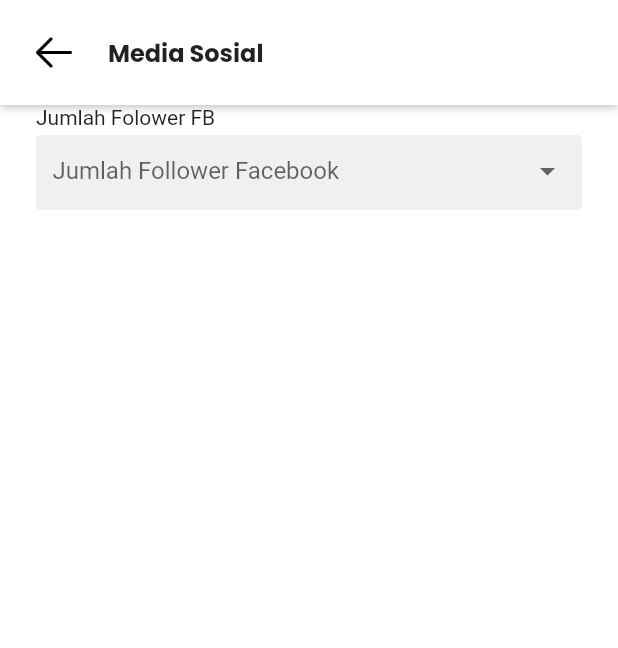
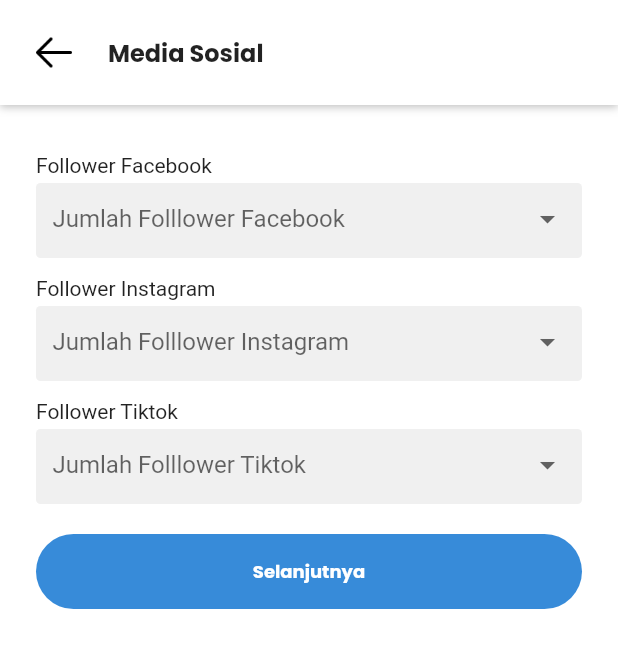
Before and after one commit to owenwattimena/ditraheal, a Flutter app: the SosialSigninPage screen opened directly, on a phone screen of 412 x 824 dp. Shown: the top 648 px of the screen. Run offline on Flutter 3.47's test engine with Material 2 defaults, Android fonts, the phone set to English and light mode, and no system bars; our stand-ins replace date_field.

Commit message:
sosial signin page

```diff
--- a/lib/main.dart
+++ b/lib/main.dart
@@ -17,7 +17,7 @@ class MyApp extends StatelessWidget {
         primarySwatch: Colors.blue,
       ),
       // A widget which will be started on application startup
-      home: SosialSigninPage(),
+      home: SigninPage(),
     );
   }
 }
--- a/lib/pages/pages.dart
+++ b/lib/pages/pages.dart
@@ -2,5 +2,6 @@ import 'package:flutter/material.dart';
 import "../shared/shared.dart";
 import "../widgets/widgets.dart";
 
-part "signin_page.dart";
-part "sosial_signin_page.dart";
+part 'signin/signin_page.dart';
+part 'signin/sosial_signin_page.dart';
+part 'signin/hobi_signin_page.dart';
--- /dev/null
+++ b/lib/pages/signin/sosial_signin_page.dart
@@ -0,0 +1,70 @@
+part of '../pages.dart';
+
+class SosialSigninPage extends StatefulWidget {
+  _SosialSigninPageState createState() => _SosialSigninPageState();
+}
+
+class _SosialSigninPageState extends State<SosialSigninPage> {
+  String? _facebookValue, _instagramValue, _tiktokValue;
+  List _folowers = [
+    "Tidak ada",
+    "1 s/d 1K",
+    "1K s/d 10K",
+    "10K s/d 100K",
+    "100K s/d 1Jt",
+    "Lebih dari 1Jt"
+  ];
+  @override
+  Widget build(BuildContext context) {
+    return Scaffold(
+      appBar: AppBarWidget(
+        iconPath: "assets/icons/ArrowLeft.png",
+        title: "Media Sosial",
+      ),
+      body: Stack(
+        children: [
+          Container(color: Colors.white),
+          SafeArea(
+            child: ListView(
+              children: [
+                SizedBox(height: 24),
+                InputSelectWidget(
+                  value: _facebookValue,
+                  label: "Follower Facebook",
+                  hint: "Jumlah Folllower Facebook",
+                  options: _folowers,
+                  onChanged: (val) => setState(() => _facebookValue = val),
+                ),
+                InputSelectWidget(
+                  value: _instagramValue,
+                  label: "Follower Instagram",
+                  hint: "Jumlah Folllower Instagram",
+                  options: _folowers,
+                  onChanged: (val) => setState(() => _instagramValue = val),
+                ),
+                InputSelectWidget(
+                  value: _tiktokValue,
+                  label: "Follower Tiktok",
+                  hint: "Jumlah Folllower Tiktok",
+                  options: _folowers,
+                  onChanged: (val) => setState(() => _tiktokValue = val),
+                ),
+                ButtonWidget(
+                    text: "Selanjutnya",
+                    onPresed: () {
+                      Navigator.push(
+                        context,
+                        MaterialPageRoute(
+                          builder: (context) => HobiSigninPage(),
+                        ),
+                      );
+                    },
+                  ),
+              ],
+            ),
+          )
+        ],
+      ),
+    );
+  }
+}
--- a/lib/pages/sosial_signin_page.dart
+++ /dev/null
@@ -1,67 +0,0 @@
-part of 'pages.dart';
-
-class SosialSigninPage extends StatefulWidget {
-  _SosialSigninPageState createState() => _SosialSigninPageState();
-}
-
-class _SosialSigninPageState extends State<SosialSigninPage> {
-  String? _facebookValue;
-  List _followerFb = [
-    "Tidak ada",
-    "1 s/d 1K",
-    "1K s/d 10K",
-    "10K s/d 100K",
-    "100K s/d 1Jt",
-    "Lebih dari 1Jt"
-  ];
-  @override
-  Widget build(BuildContext context) {
-    return Scaffold(
-      appBar: AppBarWidget(
-        iconPath: "assets/icons/ArrowLeft.png",
-        title: "Media Sosial",
-      ),
-      body: Stack(
-        children: [
-          Container(color: Colors.white),
-          SafeArea(
-            child: ListView(
-              children: [
-                Container(
-                  padding: EdgeInsets.fromLTRB(24, 0, 24, 4),
-                  child: Text("Jumlah Folower FB"),
-                ),
-                Container(
-                  height: 50,
-                  margin: EdgeInsets.fromLTRB(24, 0, 24, 4),
-                  padding: EdgeInsets.symmetric(horizontal: 11),
-                  decoration: BoxDecoration(
-                    color: greyColor,
-                    borderRadius: BorderRadius.all(
-                      Radius.circular(3),
-                    ),
-                  ),
-                  child: DropdownButton<String>(
-                    isExpanded: true,
-                    value: _facebookValue,
-                    underline: SizedBox(),
-                    hint: Text("Jumlah Follower Facebook"),
-                    items: _followerFb.map((val) {
-                      return DropdownMenuItem<String>(
-                        child: Text(val),
-                        value: val,
-                      );
-                    }).toList(),
-                    onChanged: (String? val) {
-                      setState(() => _facebookValue = val!);
-                    },
-                  ),
-                ),
-              ],
-            ),
-          )
-        ],
-      ),
-    );
-  }
-}
--- a/lib/widgets/appbar/app_bar_widget.dart
+++ b/lib/widgets/appbar/app_bar_widget.dart
@@ -15,6 +15,7 @@ class AppBarWidget extends StatelessWidget implements PreferredSizeWidget {
     double statusBarHeight = MediaQuery.of(context).padding.top;
     return Container(
       height: _prefferedHeight + statusBarHeight,
+      padding: EdgeInsets.only(left: 12, top: statusBarHeight),
       decoration: BoxDecoration(
         color: Colors.white,
         boxShadow: [
@@ -28,7 +29,6 @@ class AppBarWidget extends StatelessWidget implements PreferredSizeWidget {
       ),
       child: Row(
         children: [
-          SizedBox(width: 12),
           IconButton(
             icon: Container(
               width: 32,
@@ -38,7 +38,10 @@ class AppBarWidget extends StatelessWidget implements PreferredSizeWidget {
                 color: color,
               ),
             ),
-            onPressed: onPressed,
+            onPressed: onPressed ?? (){
+              Navigator.pop(context);
+            },
+
           ),
           SizedBox(width: 12),
           Text(
--- a/lib/widgets/forms/button_widget.dart
+++ b/lib/widgets/forms/button_widget.dart
@@ -23,7 +23,7 @@ class ButtonWidget extends StatelessWidget {
               borderRadius: new BorderRadius.circular(50.0),
             ),
           ),
-          child: Text('$text'),
+          child: Text('$text', style:primaryTextStyle.copyWith(fontWeight: FontWeight.bold)),
         ),
       ),
     );
--- a/lib/widgets/forms/input_datetime_widget.dart
+++ b/lib/widgets/forms/input_datetime_widget.dart
@@ -19,6 +19,8 @@ class InputDatetimeWidget extends StatelessWidget {
       child: DateTimeFormField(
         decoration: InputDecoration(
           border: InputBorder.none,
+          // border: OutlineInputBorder(),
+          contentPadding: EdgeInsets.only(top: 15),
           hintText: 'Tanggal Lahir',
           hintStyle: TextStyle(color: Colors.black45),
           errorStyle: TextStyle(color: Colors.redAccent),
@@ -26,6 +28,7 @@ class InputDatetimeWidget extends StatelessWidget {
           suffixIcon: Icon(Icons.event_note),
           // labelText: 'Tanggal Lahir',
         ),
+        lastDate: DateTime.now(),
         mode: DateTimeFieldPickerMode.date,
         autovalidateMode: AutovalidateMode.onUserInteraction,
         validator: (datetime) => validator!(datetime),
--- /dev/null
+++ b/lib/widgets/forms/input_select_widget.dart
@@ -0,0 +1,55 @@
+part of "../widgets.dart";
+
+class InputSelectWidget extends StatelessWidget {
+  final String? label;
+  final String? hint;
+  final String? value;
+  final List options;
+  final Function(String?) onChanged;
+  const InputSelectWidget(
+      {Key? key,
+      this.label,
+      this.hint,
+      this.value,
+      required this.options,
+      required this.onChanged})
+      : super(key: key);
+
+  @override
+  Widget build(BuildContext context) {
+    return Column(
+      crossAxisAlignment: CrossAxisAlignment.start,
+      children: [
+        Container(
+          margin: EdgeInsets.only(top: 8),
+          padding: EdgeInsets.fromLTRB(24, 0, 24, 4),
+          child: Text(label ?? ""),
+        ),
+        Container(
+          height: 50,
+          margin: EdgeInsets.fromLTRB(24, 0, 24, 4),
+          padding: EdgeInsets.symmetric(horizontal: 11),
+          decoration: BoxDecoration(
+            color: greyColor,
+            borderRadius: BorderRadius.all(
+              Radius.circular(3),
+            ),
+          ),
+          child: DropdownButton<String>(
+            isExpanded: true,
+            value: value,
+            underline: SizedBox(),
+            hint: Text(hint ?? ""),
+            items: options.map((val) {
+              return DropdownMenuItem<String>(
+                child: Text(val),
+                value: val,
+              );
+            }).toList(),
+            onChanged: (val) => onChanged(val),
+          ),
+        ),
+      ],
+    );
+  }
+}
--- a/lib/widgets/forms/outline_button_widget.dart
+++ b/lib/widgets/forms/outline_button_widget.dart
@@ -27,7 +27,7 @@ class OutlineButtonWidget extends StatelessWidget {
           ),
           child: Text(
             '$text',
-            style: TextStyle(color: color ?? primaryColor),
+            style: primaryTextStyle.copyWith(color: color ?? primaryColor, fontWeight: FontWeight.bold),
           ),
         ),
       ),
--- a/lib/widgets/widgets.dart
+++ b/lib/widgets/widgets.dart
@@ -7,3 +7,4 @@ part "forms/input_datetime_widget.dart";
 part "forms/button_widget.dart";
 part "forms/outline_button_widget.dart";
 part "appbar/app_bar_widget.dart";
+part "forms/input_select_widget.dart";
```
Also changed, not shown: lib/pages/signin/hobi_signin_page.dart (added, +29 -0 lines), lib/pages/signin/signin_page.dart (added, +148 -0 lines), lib/pages/signin_page.dart (deleted, +0 -143 lines), lib/widgets/forms/input_widget.dart (+9 -1 lines).
